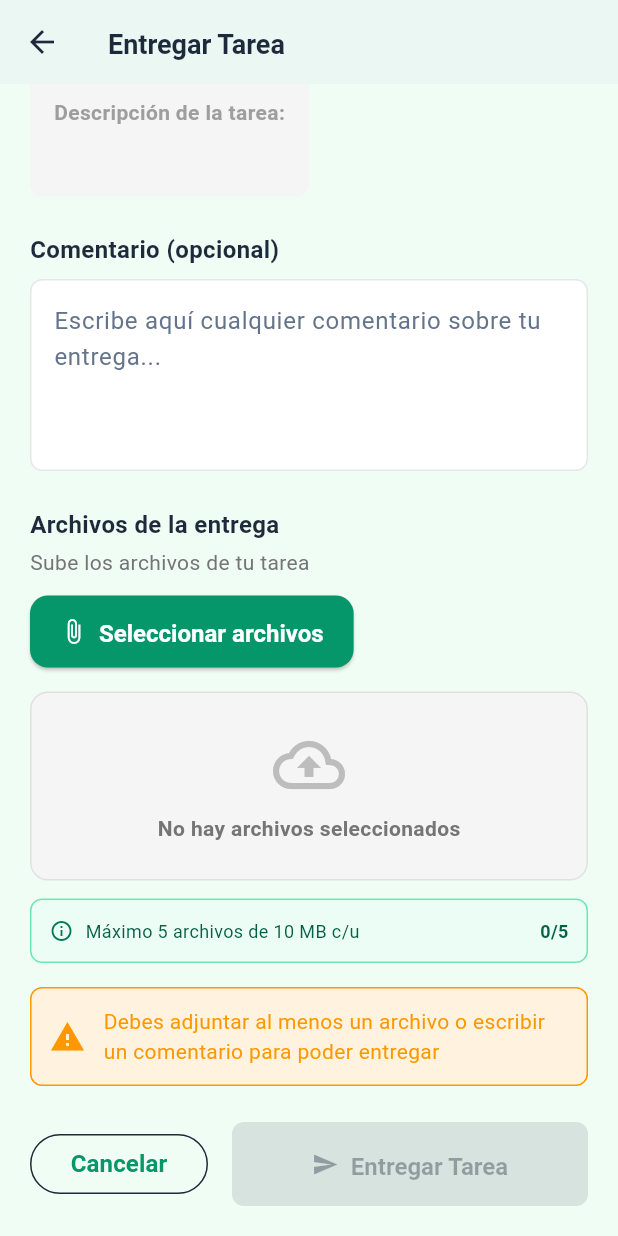
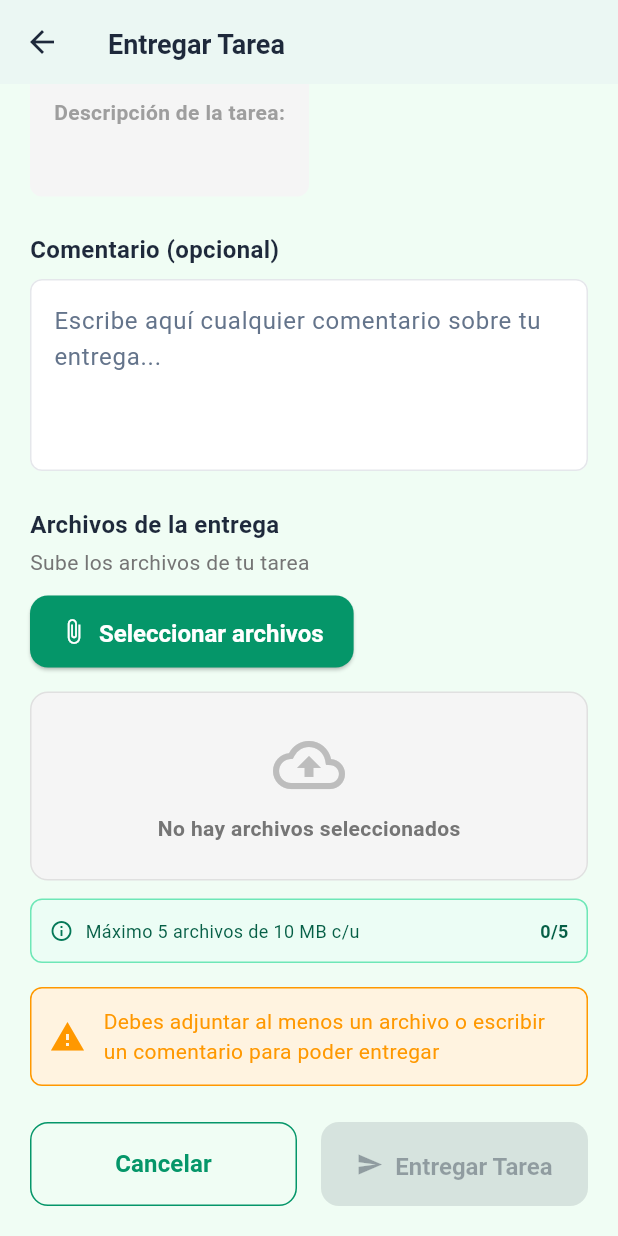
Before and after one commit to aiobandojss-lgtm/Educanexo360AppFlutter, a Flutter app: the EntregarTareaScreen screen opened directly with empty values, scrolled down 77 dp, on a phone screen of 412 x 824 dp. Run offline on Flutter 3.47's test engine with Material 3 defaults, Android fonts, the phone set to English and light mode, and no system bars; our stand-ins replace dio, file_picker, flutter_secure_storage, go_router, shared_preferences, table_calendar; accounts and stored records are empty; network calls fail.

Commit message:
Tareas: corrige estilo botón Cancelar en pantalla entregar
- OutlinedButton sin estilo → verde con borde, padding y borderRadius iguales al ElevatedButton
- Elimina flex:2 del botón Entregar para dar espacio igual a ambos botones
- Evita que el texto 'Cancelar' se parta en dos líneas

Co-Authored-By: Claude Sonnet 4.6 <noreply@anthropic.com>

```diff
--- a/lib/screens/tareas/entregar_tarea_screen.dart
+++ b/lib/screens/tareas/entregar_tarea_screen.dart
@@ -314,12 +314,19 @@ class _EntregarTareaScreenState extends State<EntregarTareaScreen> {
                     child: OutlinedButton(
                       onPressed:
                           _enviando || _success ? null : () => context.pop(),
+                      style: OutlinedButton.styleFrom(
+                        foregroundColor: const Color(0xFF059669),
+                        side: const BorderSide(color: Color(0xFF059669)),
+                        padding: const EdgeInsets.symmetric(vertical: 16),
+                        shape: RoundedRectangleBorder(
+                          borderRadius: BorderRadius.circular(12),
+                        ),
+                      ),
                       child: const Text('Cancelar'),
                     ),
                   ),
                   const SizedBox(width: 16),
                   Expanded(
-                    flex: 2,
                     child: ElevatedButton.icon(
                       onPressed: _enviando ||
                               _success ||
@@ -341,7 +348,11 @@ class _EntregarTareaScreenState extends State<EntregarTareaScreen> {
                           Text(_enviando ? 'Entregando...' : 'Entregar Tarea'),
                       style: ElevatedButton.styleFrom(
                         backgroundColor: const Color(0xFF059669),
+                        foregroundColor: Colors.white,
                         padding: const EdgeInsets.symmetric(vertical: 16),
+                        shape: RoundedRectangleBorder(
+                          borderRadius: BorderRadius.circular(12),
+                        ),
                       ),
                     ),
                   ),
```
